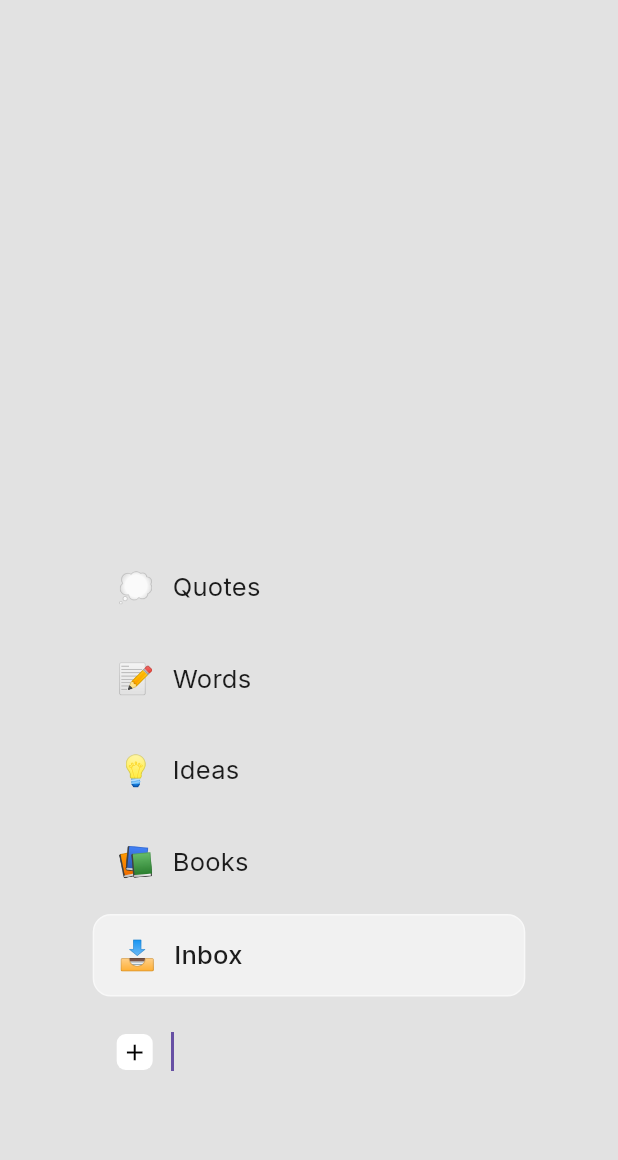
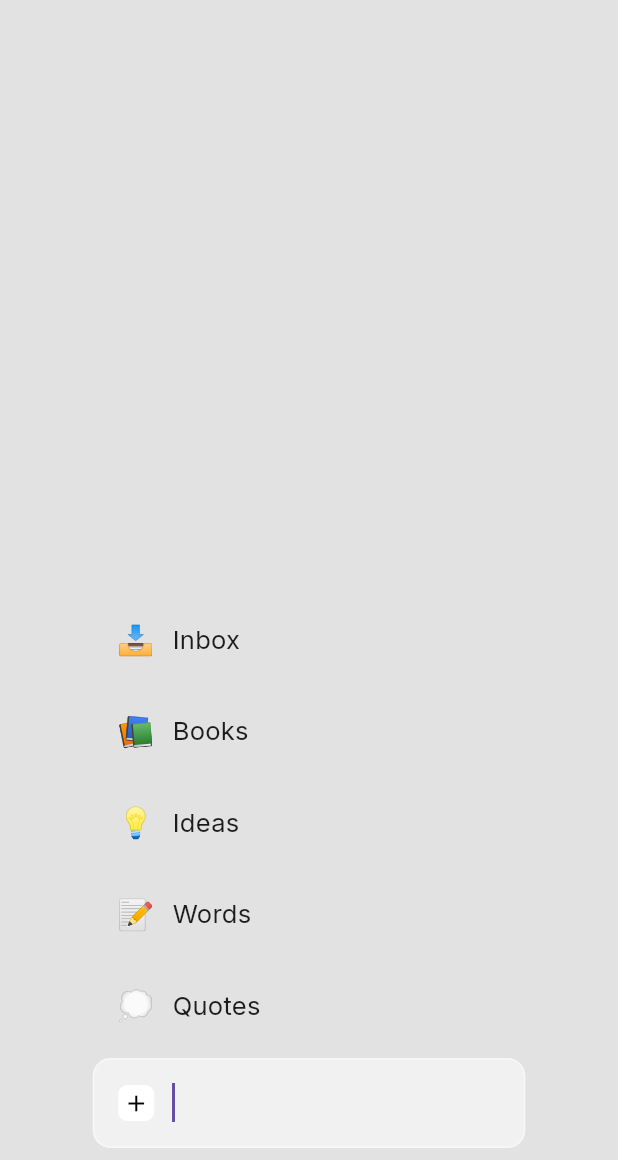
Before and after one commit to nevatas/tabs_flutter, a Flutter app: the screen it shows after launch, after a tap on the "menu" icon, after a tap on "Make a Tab", on a phone screen of 412 x 824 dp, the part 76-1236 px from its top. Run offline on Flutter 3.47's test engine with Material 3 defaults, Android fonts, the phone set to English and light mode, and no system bars; drawn by our look-alikes of smooth_corner; our stand-ins replace google_fonts.

Commit message:
Make a tab (но пока не работает)

```diff
--- a/lib/widgets/side_menu.dart
+++ b/lib/widgets/side_menu.dart
@@ -6,7 +6,7 @@ import 'package:google_fonts/google_fonts.dart';
 import 'dart:ui';
 import 'package:smooth_corner/smooth_corner.dart';
 
-class SideMenu extends StatelessWidget {
+class SideMenu extends StatefulWidget {
   final List<TabItem> tabs;
   final int selectedIndex;
   final Function(int) onTabSelected;
@@ -17,6 +17,13 @@ class SideMenu extends StatelessWidget {
     required this.selectedIndex,
     required this.onTabSelected,
   });
+
+  @override
+  State<SideMenu> createState() => _SideMenuState();
+}
+
+class _SideMenuState extends State<SideMenu> {
+  bool _isCreateTabFocused = false;
 
   @override
   Widget build(BuildContext context) {
@@ -39,16 +46,23 @@ class SideMenu extends StatelessWidget {
             borderRadius: BorderRadius.zero,
           ),
           child: SafeArea(
-            child: Column(
-              crossAxisAlignment: CrossAxisAlignment.start,
-              children: [
-                const Spacer(),
-                Expanded(
-                  child: ListView.builder(
-                    padding: const EdgeInsets.symmetric(horizontal: 8),
-                    itemCount: tabs.length + 1,
+            child: Padding(
+              padding: EdgeInsets.only(
+                bottom: MediaQuery.of(context).viewInsets.bottom,
+              ),
+              child: Column(
+                mainAxisAlignment: MainAxisAlignment.end,
+                children: [
+                  ListView.builder(
+                    shrinkWrap: true,
+                    reverse: true,
+                    padding: const EdgeInsets.symmetric(
+                      horizontal: 8,
+                      vertical: 4,
+                    ),
+                    itemCount: widget.tabs.length + 1,
                     itemBuilder: (context, index) {
-                      if (index == tabs.length) {
+                      if (index == 0) {
                         return Center(
                           child: SizedBox(
                             width: MediaQuery.of(context).size.width * 0.7,
@@ -56,33 +70,38 @@ class SideMenu extends StatelessWidget {
                               onCreateTab: (String title) {
                                 Navigator.pop(context);
                               },
+                              onFocusChange: (focused) {
+                                setState(() {
+                                  _isCreateTabFocused = focused;
+                                });
+                              },
                               index: index,
-                              tabsCount: tabs.length + 1,
+                              tabsCount: widget.tabs.length + 1,
                             ),
                           ),
                         );
                       }
-                      final reversedIndex = tabs.length - index - 1;
+                      final tabIndex = widget.tabs.length - index;
                       return Center(
                         child: SizedBox(
                           width: MediaQuery.of(context).size.width * 0.7,
                           child: SideMenuTab(
-                            emoji: tabs[reversedIndex].emoji,
-                            title: tabs[reversedIndex].title,
-                            isSelected: selectedIndex == reversedIndex,
+                            emoji: widget.tabs[tabIndex].emoji,
+                            title: widget.tabs[tabIndex].title,
+                            isSelected: !_isCreateTabFocused && widget.selectedIndex == tabIndex,
                             onTap: () {
-                              onTabSelected(reversedIndex);
+                              widget.onTabSelected(tabIndex);
                               Navigator.pop(context);
                             },
                             index: index,
-                            tabsCount: tabs.length + 1,
+                            tabsCount: widget.tabs.length + 1,
                           ),
                         ),
                       );
                     },
                   ),
-                ),
-              ],
+                ],
+              ),
             ),
           ),
         ),
@@ -200,12 +219,14 @@ class _SideMenuTabState extends State<SideMenuTab> {
 
 class CreateTabButton extends StatefulWidget {
   final Function(String) onCreateTab;
+  final Function(bool) onFocusChange;
   final int index;
   final int tabsCount;
 
   const CreateTabButton({
     super.key,
     required this.onCreateTab,
+    required this.onFocusChange,
     required this.index,
     required this.tabsCount,
   });
@@ -228,13 +249,11 @@ class _CreateTabButtonState extends State<CreateTabButton> {
         setState(() => _visible = true);
       }
     });
-  }
 
-  @override
-  void dispose() {
-    _controller.dispose();
-    _focusNode.dispose();
-    super.dispose();
+    _focusNode.addListener(() {
+      widget.onFocusChange(_focusNode.hasFocus);
+      setState(() {});
+    });
   }
 
   @override
@@ -257,14 +276,24 @@ class _CreateTabButtonState extends State<CreateTabButton> {
         child: SmoothContainer(
           smoothness: 0.6,
           borderRadius: BorderRadius.circular(12),
-          color: AppColors.getPrimaryBackground(context),
+          color: _focusNode.hasFocus
+              ? AppColors.getSecondaryBackground(context)
+              : AppColors.getPrimaryBackground(context),
+          side: _focusNode.hasFocus
+              ? BorderSide(
+                  color: AppColors.getTertiaryBackground(context),
+                  width: 1,
+                )
+              : BorderSide.none,
           child: Material(
             color: Colors.transparent,
             child: InkWell(
               onTap: () {
                 if (!_isEditing) {
                   setState(() => _isEditing = true);
-                  _focusNode.requestFocus();
+                  Future.delayed(const Duration(milliseconds: 50), () {
+                    _focusNode.requestFocus();
+                  });
                 }
               },
               child: Padding(
@@ -310,8 +339,10 @@ class _CreateTabButtonState extends State<CreateTabButton> {
                             if (value.isNotEmpty) {
                               widget.onCreateTab(value);
                             }
-                            setState(() => _isEditing = false);
-                            _controller.clear();
+                            setState(() {
+                              _isEditing = false;
+                              _controller.clear();
+                            });
                           },
                         ),
                       )
@@ -334,4 +365,11 @@ class _CreateTabButtonState extends State<CreateTabButton> {
       ),
     );
   }
+
+  @override
+  void dispose() {
+    _controller.dispose();
+    _focusNode.dispose();
+    super.dispose();
+  }
 }
```
